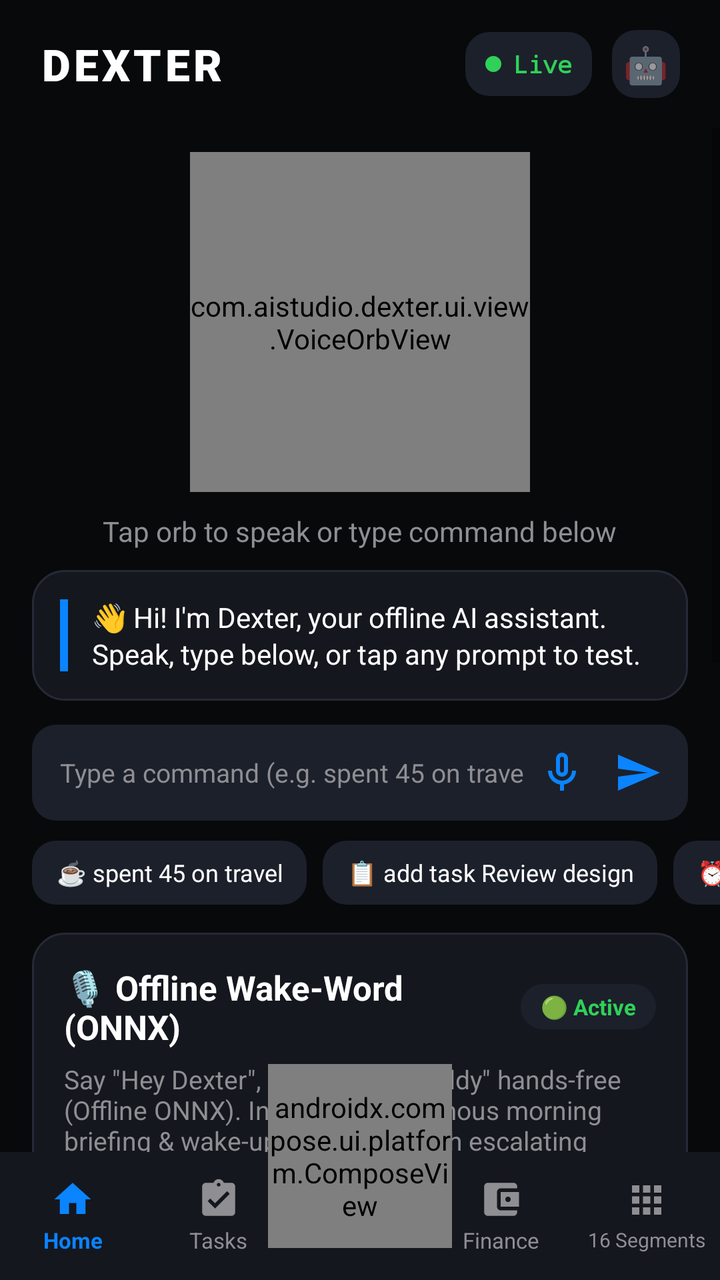
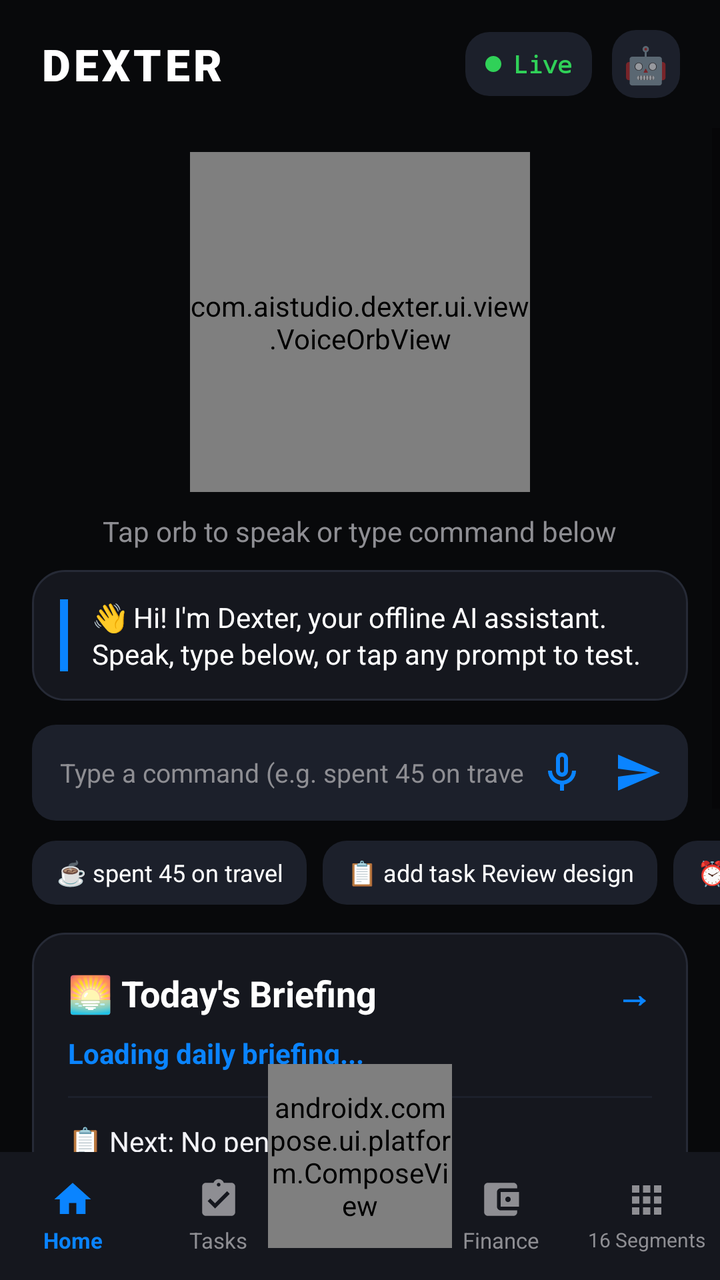

Two renders of the same Android screen: before a commit and after it. Below are the layout's source before the change and the commit's diff.
<!-- AndroidManifest.xml: activity theme Theme.Dexter -->
<!-- res/layout/activity_main.xml -->
<?xml version="1.0" encoding="utf-8"?>
<RelativeLayout xmlns:android="http://schemas.android.com/apk/res/android"
    xmlns:app="http://schemas.android.com/apk/res-auto"
    android:layout_width="match_parent"
    android:layout_height="match_parent"
    android:background="@color/dexter_background">

    
    <LinearLayout
        android:id="@+id/headerLayout"
        android:layout_width="match_parent"
        android:layout_height="64dp"
        android:layout_alignParentTop="true"
        android:gravity="center_vertical"
        android:orientation="horizontal"
        android:paddingLeft="20dp"
        android:paddingRight="20dp">

        <TextView
            android:layout_width="0dp"
            android:layout_height="wrap_content"
            android:layout_weight="1"
            android:fontFamily="sans-serif-black"
            android:letterSpacing="0.08"
            android:text="DEXTER"
            android:textColor="@color/dexter_on_background"
            android:textSize="22sp" />

        
        <LinearLayout
            android:id="@+id/statusChip"
            android:layout_width="wrap_content"
            android:layout_height="32dp"
            android:background="@drawable/bg_surface_rounded"
            android:gravity="center_vertical"
            android:paddingLeft="10dp"
            android:paddingRight="10dp">

            <View
                android:id="@+id/statusDot"
                android:layout_width="8dp"
                android:layout_height="8dp"
                android:background="@drawable/bg_status_dot_live" />

            <TextView
                android:id="@+id/statusText"
                android:layout_width="wrap_content"
                android:layout_height="wrap_content"
                android:layout_marginStart="6dp"
                android:fontFamily="monospace"
                android:text="Live"
                android:textColor="@color/status_live"
                android:textSize="12sp"
                android:textStyle="bold" />
        </LinearLayout>

        
        <FrameLayout
            android:id="@+id/btnProfileAvatar"
            android:layout_width="34dp"
            android:layout_height="34dp"
            android:layout_marginStart="10dp"
            android:background="@drawable/bg_surface_rounded"
            android:clickable="true"
            android:contentDescription="Profile and Preferences"
            android:focusable="true">

            <TextView
                android:id="@+id/tvProfileAvatar"
                android:layout_width="wrap_content"
                android:layout_height="wrap_content"
                android:layout_gravity="center"
                android:text="🤖"
                android:textSize="18sp" />
        </FrameLayout>
    </LinearLayout>

    
    <ScrollView
        android:layout_width="match_parent"
        android:layout_height="match_parent"
        android:layout_above="@id/bottomNavBar"
        android:layout_below="@id/headerLayout"
        android:fillViewport="true">

        <LinearLayout
            android:layout_width="match_parent"
            android:layout_height="wrap_content"
            android:gravity="center_horizontal"
            android:orientation="vertical"
            android:paddingBottom="24dp">

            
            <LinearLayout
                android:layout_width="match_parent"
                android:layout_height="wrap_content"
                android:gravity="center"
                android:orientation="vertical"
                android:paddingTop="12dp"
                android:paddingBottom="10dp">

                <com.aistudio.dexter.ui.view.VoiceOrbView
                    android:id="@+id/voiceOrbView"
                    android:layout_width="170dp"
                    android:layout_height="170dp" />

                <TextView
                    android:id="@+id/orbHintText"
                    android:layout_width="wrap_content"
                    android:layout_height="wrap_content"
                    android:layout_marginTop="10dp"
                    android:text="Tap orb to speak or type command below"
                    android:textColor="@color/dexter_on_surface_variant"
                    android:textSize="14sp" />
            </LinearLayout>

            
            <LinearLayout
                android:id="@+id/responseCard"
                android:layout_width="match_parent"
                android:layout_height="wrap_content"
                android:layout_marginLeft="16dp"
                android:layout_marginRight="16dp"
                android:layout_marginBottom="12dp"
                android:background="@drawable/bg_card"
                android:gravity="center_vertical"
                android:orientation="horizontal"
                android:padding="14dp">

                <View
                    android:layout_width="4dp"
                    android:layout_height="36dp"
                    android:layout_marginEnd="12dp"
                    android:background="@color/dexter_primary" />

                <TextView
                    android:id="@+id/responseText"
                    android:layout_width="0dp"
                    android:layout_height="wrap_content"
                    android:layout_weight="1"
                    android:lineSpacingExtra="2dp"
                    android:text="👋 Hi! I'm Dexter, your offline AI assistant. Speak, type below, or tap any prompt to test."
                    android:textColor="@color/dexter_on_background"
                    android:textSize="14sp" />
            </LinearLayout>

            
            <LinearLayout
                android:id="@+id/commandBarLayout"
                android:layout_width="match_parent"
                android:layout_height="wrap_content"
                android:layout_marginLeft="16dp"
                android:layout_marginRight="16dp"
                android:layout_marginBottom="10dp"
                android:background="@drawable/bg_surface_rounded"
                android:gravity="center_vertical"
                android:orientation="horizontal"
                android:paddingLeft="14dp"
                android:paddingTop="2dp"
                android:paddingRight="6dp"
                android:paddingBottom="2dp">

                <EditText
                    android:id="@+id/inputHomeCommand"
                    android:layout_width="0dp"
                    android:layout_height="44dp"
                    android:layout_weight="1"
                    android:background="@null"
                    android:hint="Type a command (e.g. spent 45 on travel)..."
                    android:imeOptions="actionSend"
                    android:inputType="textCapSentences"
                    android:maxLines="1"
                    android:textColor="@color/dexter_on_background"
                    android:textColorHint="@color/dexter_on_surface_variant"
                    android:textSize="13sp" />

                <ImageButton
                    android:id="@+id/btnHomeMic"
                    android:layout_width="38dp"
                    android:layout_height="38dp"
                    android:background="?attr/selectableItemBackgroundBorderless"
                    android:contentDescription="Voice Input"
                    android:src="@drawable/ic_mic"
                    app:tint="@color/dexter_primary" />

                <ImageButton
                    android:id="@+id/btnHomeSend"
                    android:layout_width="38dp"
                    android:layout_height="38dp"
                    android:background="?attr/selectableItemBackgroundBorderless"
                    android:contentDescription="Send Command"
                    android:src="@drawable/ic_send"
                    app:tint="@color/dexter_primary" />
            </LinearLayout>

            
            <HorizontalScrollView
                android:layout_width="match_parent"
                android:layout_height="wrap_content"
                android:layout_marginBottom="14dp"
                android:scrollbars="none">

                <LinearLayout
                    android:layout_width="wrap_content"
                    android:layout_height="wrap_content"
                    android:orientation="horizontal"
                    android:paddingLeft="16dp"
                    android:paddingRight="16dp">

                    <TextView
                        android:id="@+id/chipSampleExpense"
                        android:layout_width="wrap_content"
                        android:layout_height="32dp"
                        android:layout_marginEnd="8dp"
                        android:background="@drawable/bg_surface_rounded"
                        android:clickable="true"
                        android:focusable="true"
                        android:gravity="center"
                        android:paddingLeft="12dp"
                        android:paddingRight="12dp"
                        android:text="☕ spent 45 on travel"
                        android:textColor="@color/dexter_on_background"
                        android:textSize="12sp" />

                    <TextView
                        android:id="@+id/chipSampleTask"
                        android:layout_width="wrap_content"
                        android:layout_height="32dp"
                        android:layout_marginEnd="8dp"
                        android:background="@drawable/bg_surface_rounded"
                        android:clickable="true"
                        android:focusable="true"
                        android:gravity="center"
                        android:paddingLeft="12dp"
                        android:paddingRight="12dp"
                        android:text="📋 add task Review design"
                        android:textColor="@color/dexter_on_background"
                        android:textSize="12sp" />

                    <TextView
                        android:id="@+id/chipSampleAlarm"
                        android:layout_width="wrap_content"
                        android:layout_height="32dp"
                        android:layout_marginEnd="8dp"
                        android:background="@drawable/bg_surface_rounded"
                        android:clickable="true"
                        android:focusable="true"
                        android:gravity="center"
                        android:paddingLeft="12dp"
                        android:paddingRight="12dp"
                        android:text="⏰ remind me at 5 PM"
                        android:textColor="@color/dexter_on_background"
                        android:textSize="12sp" />

                    <TextView
                        android:id="@+id/chipSampleBriefing"
                        android:layout_width="wrap_content"
                        android:layout_height="32dp"
                        android:layout_marginEnd="8dp"
                        android:background="@drawable/bg_surface_rounded"
                        android:clickable="true"
                        android:focusable="true"
                        android:gravity="center"
                        android:paddingLeft="12dp"
                        android:paddingRight="12dp"
                        android:text="🌅 daily briefing"
                        android:textColor="@color/dexter_on_background"
                        android:textSize="12sp" />

                    <TextView
                        android:id="@+id/chipSampleBalance"
                        android:layout_width="wrap_content"
                        android:layout_height="32dp"
                        android:layout_marginEnd="8dp"
                        android:background="@drawable/bg_surface_rounded"
                        android:clickable="true"
                        android:focusable="true"
                        android:gravity="center"
                        android:paddingLeft="12dp"
                        android:paddingRight="12dp"
                        android:text="💰 summarize expenses"
                        android:textColor="@color/dexter_on_background"
                        android:textSize="12sp" />
                </LinearLayout>
            </HorizontalScrollView>

            
            <LinearLayout
                android:id="@+id/cardAlexaMode"
                android:layout_width="match_parent"
                android:layout_height="wrap_content"
                android:layout_marginLeft="16dp"
                android:layout_marginRight="16dp"
                android:layout_marginBottom="14dp"
                android:background="@drawable/bg_card"
                android:orientation="vertical"
                android:padding="16dp">

                <LinearLayout
                    android:layout_width="match_parent"
                    android:layout_height="wrap_content"
                    android:gravity="center_vertical"
                    android:orientation="horizontal">

                    <TextView
                        android:layout_width="0dp"
                        android:layout_height="wrap_content"
                        android:layout_weight="1"
                        android:text="🎙️ Offline Wake-Word (ONNX)"
                        android:textColor="@color/dexter_on_background"
                        android:textSize="17sp"
                        android:textStyle="bold" />

                    <TextView
                        android:id="@+id/alexaStatusBadge"
                        android:layout_width="wrap_content"
                        android:layout_height="wrap_content"
                        android:background="@drawable/bg_surface_rounded"
                        android:paddingLeft="10dp"
                        android:paddingTop="4dp"
                        android:paddingRight="10dp"
                        android:paddingBottom="4dp"
                        android:text="🟢 Active"
                        android:textColor="@color/status_live"
                        android:textSize="11sp"
                        android:textStyle="bold" />
                </LinearLayout>

                <TextView
                    android:id="@+id/alexaDescriptionText"
                    android:layout_width="match_parent"
                    android:layout_height="wrap_content"
                    android:layout_marginTop="6dp"
                    android:text="Say &quot;Hey Dexter&quot;, &quot;Dexter&quot;, or &quot;buddy&quot; hands-free (Offline ONNX). Includes autonomous morning briefing &amp; wake-up interaction with escalating follow-up if you stay in bed."
                    android:textColor="@color/dexter_on_surface_variant"
                    android:textSize="13sp" />

                
                <LinearLayout
                    android:layout_width="match_parent"
                    android:layout_height="wrap_content"
                    android:layout_marginTop="12dp"
                    android:orientation="horizontal">

                    <Button
                        android:id="@+id/btnSimulateWakeUp"
                        android:layout_width="0dp"
                        android:layout_height="40dp"
                        android:layout_weight="1"
                        android:layout_marginEnd="6dp"
                        android:backgroundTint="@color/dexter_primary"
                        android:text="⚡ Test Wake-Up Follow-Up"
                        android:textColor="@color/dexter_on_primary"
                        android:textSize="11sp"
                        android:textStyle="bold" />

                    <Button
                        android:id="@+id/btnToggleAlexaVoice"
                        android:layout_width="wrap_content"
                        android:layout_height="40dp"
                        android:backgroundTint="@color/dexter_surface_variant"
                        android:text="Disable"
                        android:textColor="@color/dexter_on_background"
                        android:textSize="11sp" />
                </LinearLayout>
            </LinearLayout>

            
            <LinearLayout
                android:id="@+id/cardBriefing"
                android:layout_width="match_parent"
                android:layout_height="wrap_content"
                android:layout_marginLeft="16dp"
                android:layout_marginRight="16dp"
                android:background="@drawable/bg_card"
                android:clickable="true"
                android:focusable="true"
                android:orientation="vertical"
                android:padding="18dp">

                <LinearLayout
                    android:layout_width="match_parent"
                    android:layout_height="wrap_content"
                    android:gravity="center_vertical"
                    android:orientation="horizontal">

                    <TextView
                        android:layout_width="0dp"
                        android:layout_height="wrap_content"
                        android:layout_weight="1"
                        android:text="🌅 Today's Briefing"
                        android:textColor="@color/dexter_on_background"
                        android:textSize="18sp"
                        android:textStyle="bold" />

                    <TextView
                        android:layout_width="wrap_content"
                        android:layout_height="wrap_content"
                        android:text="→"
                        android:textColor="@color/dexter_primary"
                        android:textSize="18sp"
                        android:textStyle="bold" />
                </LinearLayout>

                <TextView
                    android:id="@+id/briefingMetricsText"
                    android:layout_width="match_parent"
                    android:layout_height="wrap_content"
                    android:layout_marginTop="8dp"
                    android:text="Loading daily briefing..."
                    android:textColor="@color/dexter_primary"
                    android:textSize="14sp"
                    android:textStyle="bold" />

                
                <View
                    android:layout_width="match_parent"
                    android:layout_height="1dp"
                    android:layout_marginTop="12dp"
                    android:layout_marginBottom="12dp"
                    android:background="@color/dexter_surface_variant" />

                
                <TextView
                    android:id="@+id/nextTaskText"
                    android:layout_width="match_parent"
                    android:layout_height="wrap_content"
                    android:ellipsize="end"
                    android:maxLines="1"
                    android:text="📋 Next: No pending tasks"
                    android:textColor="@color/dexter_on_surface"
                    android:textSize="14sp" />

                
                <TextView
                    android:id="@+id/nextAlarmText"
                    android:layout_width="match_parent"
                    android:layout_height="wrap_content"
                    android:layout_marginTop="6dp"
                    android:ellipsize="end"
                    android:maxLines="1"
                    android:text="⏰ Next: No upcoming alarms"
                    android:textColor="@color/dexter_on_surface"
                    android:textSize="14sp" />
            </LinearLayout>

            
            <LinearLayout
                android:id="@+id/cardSegmentsHub"
                android:layout_width="match_parent"
                android:layout_height="wrap_content"
                android:layout_marginLeft="16dp"
                android:layout_marginTop="14dp"
                android:layout_marginRight="16dp"
                android:background="@drawable/bg_card"
                android:clickable="true"
                android:focusable="true"
                android:orientation="vertical"
                android:padding="16dp">

                <LinearLayout
                    android:layout_width="match_parent"
                    android:layout_height="wrap_content"
                    android:gravity="center_vertical"
                    android:orientation="horizontal">

                    <TextView
                        android:layout_width="0dp"
                        android:layout_height="wrap_content"
                        android:layout_weight="1"
                        android:text="📦 All 16 Architecture Segments"
                        android:textColor="@color/dexter_on_background"
                        android:textSize="16sp"
                        android:textStyle="bold" />

                    <TextView
                        android:layout_width="wrap_content"
                        android:layout_height="wrap_content"
                        android:background="@drawable/bg_surface_rounded"
                        android:paddingLeft="8dp"
                        android:paddingTop="3dp"
                        android:paddingRight="8dp"
                        android:paddingBottom="3dp"
                        android:text="16 Domains"
                        android:textColor="@color/dexter_primary"
                        android:textSize="11sp"
                        android:textStyle="bold" />
                </LinearLayout>

                <TextView
                    android:layout_width="match_parent"
                    android:layout_height="wrap_content"
                    android:layout_marginTop="8dp"
                    android:lineSpacingExtra="2dp"
                    android:text="Explore dedicated pages for all 16 SQLite segments: Tasks, Goals, Schedule, Alarms, Briefings, Capture, Wellbeing, Finance, CRM, Journal, Knowledge, Audit, Traces, Telemetry, Logs, and Schema."
                    android:textColor="@color/dexter_on_surface_variant"
                    android:textSize="12sp" />

                <TextView
                    android:layout_width="wrap_content"
                    android:layout_height="wrap_content"
                    android:layout_marginTop="10dp"
                    android:text="Open Dedicated Segments Explorer →"
                    android:textColor="@color/dexter_primary"
                    android:textSize="13sp"
                    android:textStyle="bold" />
            </LinearLayout>

        </LinearLayout>
    </ScrollView>

    
    <LinearLayout
        android:id="@+id/bottomNavBar"
        android:layout_width="match_parent"
        android:layout_height="64dp"
        android:layout_alignParentBottom="true"
        android:background="@color/dexter_surface"
        android:gravity="center_vertical"
        android:orientation="horizontal">

        
        <LinearLayout
            android:id="@+id/navHome"
            android:layout_width="0dp"
            android:layout_height="match_parent"
            android:layout_weight="1"
            android:background="?attr/selectableItemBackground"
            android:clickable="true"
            android:focusable="true"
            android:gravity="center"
            android:orientation="vertical">

            <ImageView
                android:layout_width="22dp"
                android:layout_height="22dp"
                android:contentDescription="Home tab"
                app:srcCompat="@drawable/ic_home"
                app:tint="@color/dexter_primary" />

            <TextView
                android:layout_width="wrap_content"
                android:layout_height="wrap_content"
                android:layout_marginTop="2dp"
                android:text="Home"
                android:textColor="@color/dexter_primary"
                android:textSize="11sp"
                android:textStyle="bold" />
        </LinearLayout>

        
        <LinearLayout
            android:id="@+id/navTasks"
            android:layout_width="0dp"
            android:layout_height="match_parent"
            android:layout_weight="1"
            android:background="?attr/selectableItemBackground"
            android:clickable="true"
            android:focusable="true"
            android:gravity="center"
            android:orientation="vertical">

            <ImageView
                android:layout_width="22dp"
                android:layout_height="22dp"
                android:contentDescription="Tasks tab"
                app:srcCompat="@drawable/ic_tasks"
                app:tint="@color/dexter_on_surface_variant" />

            <TextView
                android:layout_width="wrap_content"
                android:layout_height="wrap_content"
                android:layout_marginTop="2dp"
                android:text="Tasks"
                android:textColor="@color/dexter_on_surface_variant"
                android:textSize="11sp" />
        </LinearLayout>

        
        <View
            android:id="@+id/navFabSpacer"
            android:layout_width="68dp"
            android:layout_height="match_parent" />

        
        <LinearLayout
            android:id="@+id/navFinance"
            android:layout_width="0dp"
            android:layout_height="match_parent"
            android:layout_weight="1"
            android:background="?attr/selectableItemBackground"
            android:clickable="true"
            android:focusable="true"
            android:gravity="center"
            android:orientation="vertical">

            <ImageView
                android:layout_width="22dp"
                android:layout_height="22dp"
                android:contentDescription="Finance tab"
                app:srcCompat="@drawable/ic_finance"
                app:tint="@color/dexter_on_surface_variant" />

            <TextView
                android:layout_width="wrap_content"
                android:layout_height="wrap_content"
                android:layout_marginTop="2dp"
                android:text="Finance"
                android:textColor="@color/dexter_on_surface_variant"
                android:textSize="11sp" />
        </LinearLayout>

        
        <LinearLayout
            android:id="@+id/navMore"
            android:layout_width="0dp"
            android:layout_height="match_parent"
            android:layout_weight="1"
            android:background="?attr/selectableItemBackground"
            android:clickable="true"
            android:focusable="true"
            android:gravity="center"
            android:orientation="vertical">

            <ImageView
                android:layout_width="22dp"
                android:layout_height="22dp"
                android:contentDescription="16 Segments tab"
                app:srcCompat="@drawable/ic_segments"
                app:tint="@color/dexter_on_surface_variant" />

            <TextView
                android:layout_width="wrap_content"
                android:layout_height="wrap_content"
                android:layout_marginTop="2dp"
                android:text="16 Segments"
                android:textColor="@color/dexter_on_surface_variant"
                android:textSize="10sp" />
        </LinearLayout>
    </LinearLayout>

    
    <androidx.compose.ui.platform.ComposeView
        android:id="@+id/composeVoiceOrbFab"
        android:layout_width="92dp"
        android:layout_height="92dp"
        android:layout_alignParentBottom="true"
        android:layout_centerHorizontal="true"
        android:layout_marginBottom="16dp" />

</RelativeLayout>
<!-- resources referenced by this layout -->
<resources>
  <color name="dexter_background">#08090B</color>
  <color name="dexter_on_background">#FFFFFF</color>
  <color name="dexter_on_primary">#FFFFFF</color>
  <color name="dexter_on_surface">#F2F2F7</color>
  <color name="dexter_on_surface_variant">#8E8E93</color>
  <color name="dexter_primary">#0A84FF</color>
  <color name="dexter_surface">#15171E</color>
  <color name="dexter_surface_variant">#1C202B</color>
  <color name="status_live">#30D158</color>
  <!-- drawable bg_card (drawable) -->
  <?xml version="1.0" encoding="utf-8"?>
  <shape xmlns:android="http://schemas.android.com/apk/res/android"
      android:shape="rectangle">
      <solid android:color="@color/dexter_surface" />
      <corners android:radius="16dp" />
      <stroke
          android:width="1dp"
          android:color="@color/dexter_card_stroke" />
  </shape>
  <!-- drawable bg_status_dot_live (drawable) -->
  <?xml version="1.0" encoding="utf-8"?>
  <shape xmlns:android="http://schemas.android.com/apk/res/android"
      android:shape="oval">
      <solid android:color="@color/status_live" />
      <size android:width="10dp" android:height="10dp" />
  </shape>
  <!-- drawable bg_surface_rounded (drawable) -->
  <?xml version="1.0" encoding="utf-8"?>
  <shape xmlns:android="http://schemas.android.com/apk/res/android"
      android:shape="rectangle">
      <solid android:color="@color/dexter_surface_variant" />
      <corners android:radius="12dp" />
  </shape>
  <!-- drawable ic_finance (drawable) -->
  <vector xmlns:android="http://schemas.android.com/apk/res/android"
      android:width="24dp"
      android:height="24dp"
      android:viewportWidth="24"
      android:viewportHeight="24">
      <path
          android:fillColor="#FFFFFFFF"
          android:pathData="M21,18v1c0,1.1 -0.9,2 -2,2H5c-1.11,0 -2,-0.9 -2,-2V5c0,-1.1 0.89,-2 2,-2h14c1.1,0 2,0.9 2,2v1h-9c-1.11,0 -2,0.9 -2,2v8c0,1.1 0.89,2 2,2h9zm-9,-2h10V8H12v8zm4,-2.5c-0.83,0 -1.5,-0.67 -1.5,-1.5s0.67,-1.5 1.5,-1.5 1.5,0.67 1.5,1.5 -0.67,1.5 -1.5,1.5z"/>
  </vector>
  <!-- drawable ic_home (drawable) -->
  <vector xmlns:android="http://schemas.android.com/apk/res/android"
      android:width="24dp"
      android:height="24dp"
      android:viewportWidth="24"
      android:viewportHeight="24">
      <path
          android:fillColor="#FFFFFFFF"
          android:pathData="M10,20v-6h4v6h5v-8h3L12,3 2,12h3v8z"/>
  </vector>
  <!-- drawable ic_mic (drawable) -->
  <vector xmlns:android="http://schemas.android.com/apk/res/android"
      android:width="24dp"
      android:height="24dp"
      android:viewportWidth="24"
      android:viewportHeight="24">
    <path
        android:fillColor="#FFFFFFFF"
        android:pathData="M12,14c1.66,0 3,-1.34 3,-3V5c0,-1.66 -1.34,-3 -3,-3S9,3.34 9,5v6c0,1.66 1.34,3 3,3zm-1,-9c0,-0.55 0.45,-1 1,-1s1,0.45 1,1v6c0,0.55 -0.45,1 -1,1s-1,-0.45 -1,-1V5zm6,6c0,2.76 -2.24,5 -5,5s-5,-2.24 -5,-5H5c0,3.53 2.61,6.43 6,6.92V21h2v-3.08c3.39,-0.49 6,-3.39 6,-6.92h-2z"/>
  </vector>
  <!-- drawable ic_segments (drawable) -->
  <vector xmlns:android="http://schemas.android.com/apk/res/android"
      android:width="24dp"
      android:height="24dp"
      android:viewportWidth="24"
      android:viewportHeight="24">
      <path
          android:fillColor="#FFFFFFFF"
          android:pathData="M4,4h4v4H4V4z M4,10h4v4H4V10z M4,16h4v4H4V16z M10,4h4v4h-4V4z M10,10h4v4h-4V10z M10,16h4v4h-4V16z M16,4h4v4h-4V4z M16,10h4v4h-4V10z M16,16h4v4h-4V16z" />
  </vector>
  <!-- drawable ic_send (drawable) -->
  <vector xmlns:android="http://schemas.android.com/apk/res/android"
      android:width="24dp"
      android:height="24dp"
      android:viewportWidth="24"
      android:viewportHeight="24">
    <path
        android:fillColor="#FFFFFFFF"
        android:pathData="M2.01,21L23,12 2.01,3 2,10l15,2 -15,2z"/>
  </vector>
  <color name="dexter_card_stroke">#262A36</color>
  <color name="dexter_primary_glow">#64D2FF</color>
  <!-- unchanged entries left out for length: 2 -->
</resources>

<!-- the commit's change to res/layout/activity_main.xml (unified diff, before → after) -->
@@ -294,7 +294,8 @@
                 android:layout_marginBottom="14dp"
                 android:background="@drawable/bg_card"
                 android:orientation="vertical"
-                android:padding="16dp">
+                android:padding="16dp"
+                android:visibility="gone">
 
                 <LinearLayout
                     android:layout_width="match_parent"
